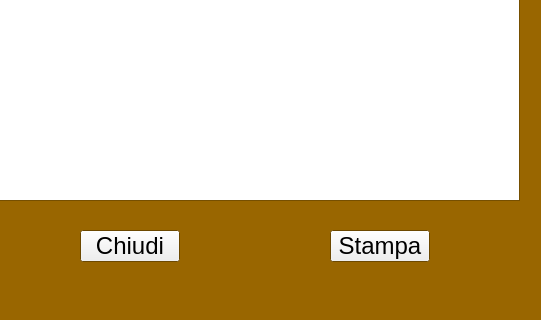
Above: Source/listaspesa.ui from LoboBlanco761/Dispensa before the change; both pictures show x 150 to 691 and y 280 to 600 of the 800 by 600 pixel window. Below: the same form after it.
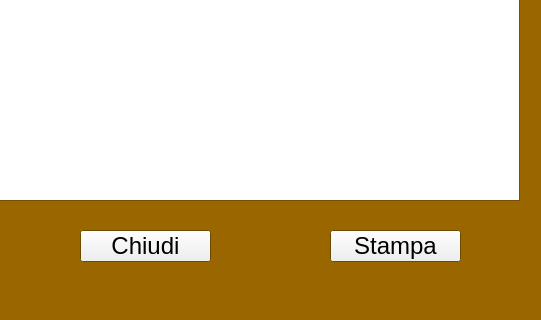
That is the form after the change.

```diff
--- a/Source/listaspesa.ui
+++ b/Source/listaspesa.ui
@@ -241,7 +241,7 @@
     <rect>
      <x>480</x>
      <y>510</y>
-     <width>100</width>
+     <width>131</width>
      <height>32</height>
     </rect>
    </property>
@@ -254,7 +254,7 @@
     <rect>
      <x>230</x>
      <y>510</y>
-     <width>100</width>
+     <width>131</width>
      <height>32</height>
     </rect>
    </property>
```
